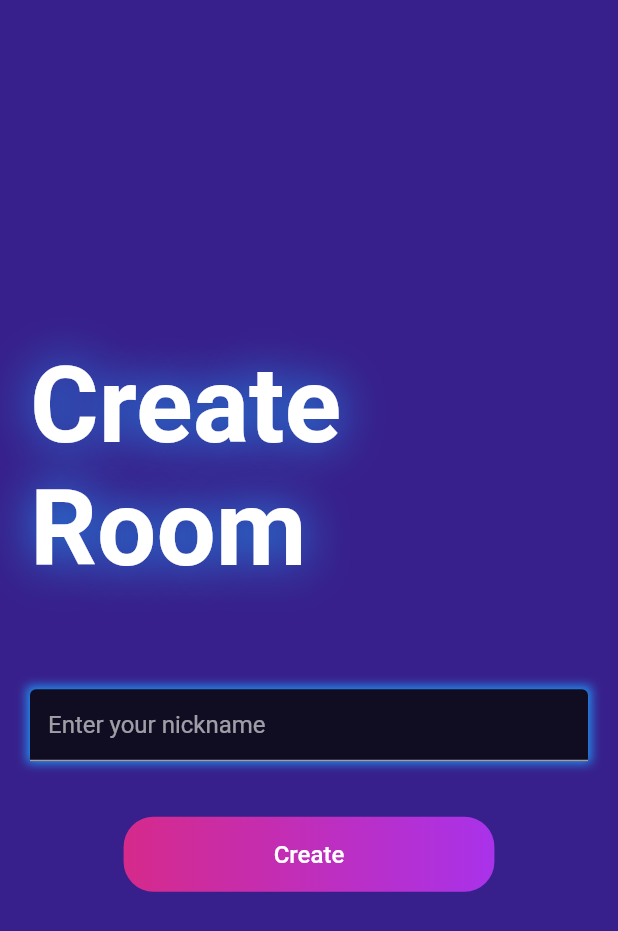
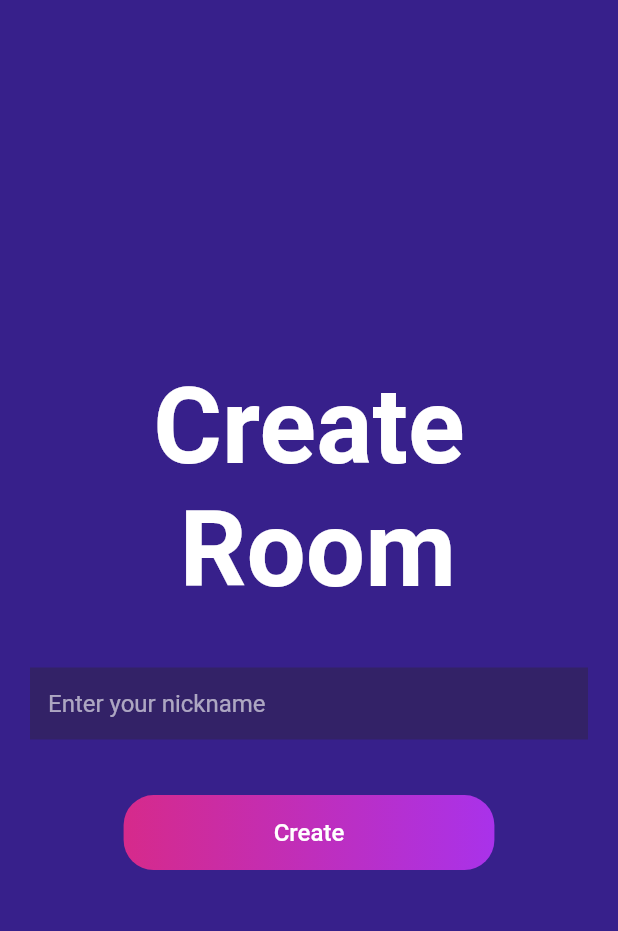
Before and after one commit to Adnanali777/TicTacToe, a Flutter app: the screen it shows after launch, after a tap on "Create Game", on a phone screen of 412 x 824 dp. Shown: the top 931 px of the screen. Run offline on Flutter 3.47's test engine with Material 2 defaults, Android fonts, the phone set to English and light mode, and no system bars; our stand-ins replace socket_io_client; network calls fail.

Commit message:
ui textfields and title changes

```diff
--- a/lib/screens/create_room.dart
+++ b/lib/screens/create_room.dart
@@ -15,13 +15,11 @@ class CreateRoomScreen extends StatefulWidget {
 }
 
 class _CreateRoomScreenState extends State<CreateRoomScreen> {
-
   final TextEditingController _nameController = TextEditingController();
   final _socketMethods = SocketMethods();
 
   @override
   void initState() {
-
     super.initState();
     _socketMethods.createRoomSuccessListener(context);
   }
@@ -29,7 +27,6 @@ class _CreateRoomScreenState extends State<CreateRoomScreen> {
   @override
   Widget build(BuildContext context) {
     final size = MediaQuery.of(context).size;
-
 
     return Scaffold(
       body: Responsive(
@@ -42,16 +39,11 @@ class _CreateRoomScreenState extends State<CreateRoomScreen> {
             crossAxisAlignment: CrossAxisAlignment.center,
             children: [
               const CustomText(
-                shadows: [
-                  Shadow(
-                    blurRadius: 40,
-                    color: Colors.blue,
-                  ),
-                ],
-                text: 'Create Room',
+                shadows: [],
+                text: 'Create\n Room',
                 fontSize: 70,
               ),
-              SizedBox(height: size.height * 0.08),
+              SizedBox(height: size.height * 0.045),
               CustomTextField(
                 controller: _nameController,
                 hintText: 'Enter your nickname',
--- a/lib/widgets/custom_textfield.dart
+++ b/lib/widgets/custom_textfield.dart
@@ -16,22 +16,22 @@ class CustomTextField extends StatelessWidget {
   Widget build(BuildContext context) {
     return Container(
       decoration: const BoxDecoration(
-        boxShadow: [
-          BoxShadow(
-            color: Colors.blue,
-            blurRadius: 5,
-            spreadRadius: 2,
-          )
-        ],
-      ),
+          // boxShadow: [
+          //   BoxShadow(
+          //     color: Colors.blue,
+          //     blurRadius: 5,
+          //     spreadRadius: 2,
+          //   )
+          // ],
+          ),
       child: TextField(
         readOnly: isReadOnly,
         controller: controller,
         decoration: InputDecoration(
-          fillColor: bgColor,
-          filled: true,
-          hintText: hintText,
-        ),
+            fillColor: gridCellColor,
+            filled: true,
+            hintText: hintText,
+            border: InputBorder.none),
       ),
     );
   }
--- a/lib/widgets/main_menu_title.dart
+++ b/lib/widgets/main_menu_title.dart
@@ -9,7 +9,7 @@ class TicTacToeTitle extends StatelessWidget {
     return const Column(
       children: [
         Text(
-          'TIC',
+          'NOUGHTS',
           style: TextStyle(
               fontWeight: FontWeight.w900,
               color: titleColor,
@@ -20,7 +20,7 @@ class TicTacToeTitle extends StatelessWidget {
         //   height: 2,
         // ),
         Text(
-          'TAC',
+          'AND',
           style: TextStyle(
               fontWeight: FontWeight.w900,
               color: titleColor,
@@ -31,7 +31,7 @@ class TicTacToeTitle extends StatelessWidget {
         //   height: 2,
         // ),
         Text(
-          'TOE',
+          'CROSSES',
           style: TextStyle(
               fontWeight: FontWeight.w900,
               color: titleColor,
```
Also changed, not shown: lib/screens/join_room.dart (+8 -9 lines), lib/utilities/waiting_lobby.dart (+11 -4 lines).
